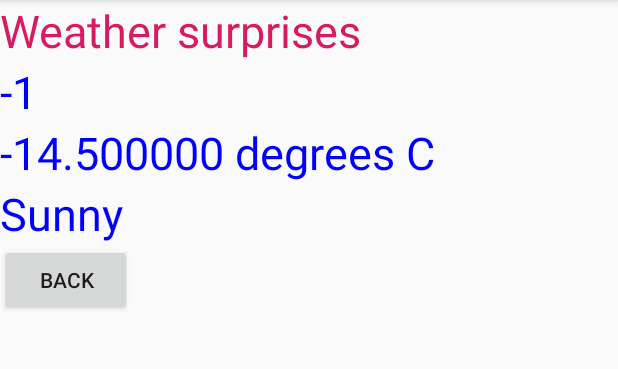
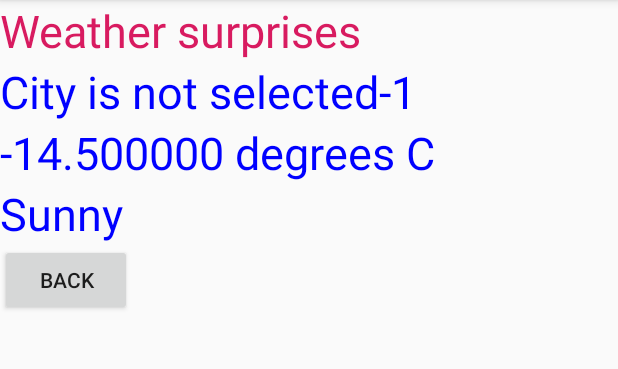
Before and after one commit to siporqueno/android1, an Android app: the screen it shows after launch (SecondActivity), after a tap on "GET WEATHER", on a phone screen of 412 x 824 dp, the part 84-453 px from its top. Run offline under Robolectric (Android 15) with nearby library versions, the light colour scheme and no system bars.

Commit message:
Added correct expressions for switch positions like R.id.a

```diff
--- a/app/src/main/java/com/example/lessonone/screens/MainActivity.java
+++ b/app/src/main/java/com/example/lessonone/screens/MainActivity.java
@@ -9,7 +9,8 @@ import android.widget.CheckBox;
 import android.widget.RadioGroup;
 
 import com.example.lessonone.R;
-import com.example.lessonone.utils.ViewUtilities;
+
+// import android.widget.TextView;
 
 public class MainActivity extends AppCompatActivity {
 
@@ -17,7 +18,7 @@ public class MainActivity extends AppCompatActivity {
     protected void onCreate(Bundle savedInstanceState) {
         super.onCreate(savedInstanceState);
         setContentView(R.layout.activity_main);
-        ViewUtilities.makeToast(getApplicationContext(), "onCreate");
+        // ViewUtilities.makeToast(getApplicationContext(), "onCreate");
         Button buttonGetWeather = findViewById(R.id.button_get_weather);
         final RadioGroup radioGroupCity = findViewById(R.id.radio_group_city);
         final CheckBox checkboxPressure = findViewById(R.id.checkbox_pressure);
@@ -37,11 +38,11 @@ public class MainActivity extends AppCompatActivity {
             }
         });
 
-        // service.setText(""+radioGroupCity.getCheckedRadioButtonId());
+        // service.setText(""+R.id.a+"\n"+R.id.b+"\n"+R.id.c);
 
     }
 
-    @Override
+    /* @Override
     protected void onStart() {
         super.onStart();
         ViewUtilities.makeToast(getApplicationContext(), "onStart");
@@ -75,5 +76,5 @@ public class MainActivity extends AppCompatActivity {
     protected void onRestart() {
         super.onRestart();
         ViewUtilities.makeToast(getApplicationContext(), "onRestart");
-    }
+    } */
 }
--- a/app/src/main/java/com/example/lessonone/screens/SecondActivity.java
+++ b/app/src/main/java/com/example/lessonone/screens/SecondActivity.java
@@ -8,18 +8,16 @@ import android.widget.Button;
 import android.widget.TextView;
 
 import com.example.lessonone.R;
-import com.example.lessonone.utils.ViewUtilities;
 
 public class SecondActivity extends AppCompatActivity {
 
     double temperature;
-    int city;
 
     @Override
     protected void onCreate(Bundle savedInstanceState) {
         super.onCreate(savedInstanceState);
         setContentView(R.layout.activity_second);
-        ViewUtilities.makeToast(getApplicationContext(), "SECOND onCreate");
+        // ViewUtilities.makeToast(getApplicationContext(), "SECOND onCreate");
         Intent intent = getIntent();
         int city = intent.getIntExtra("city",-1);
         boolean pressure = intent.getBooleanExtra("pressure", false);
@@ -29,14 +27,16 @@ public class SecondActivity extends AppCompatActivity {
         TextView place = findViewById(R.id.place);
 
         // city = city - 3*(int) (city/3);
-        /* switch (city) {
+
+        switch (city) {
             case -1: place.setText("City is not selected"+city); break;
-            case 0: place.setText(R.string.spb+city); break;
-            case 1: place.setText(R.string.kaz+city); break;
-            case 2: place.setText(R.string.mos+city); break;
+            case R.id.a: place.setText(R.string.kaz); break;
+            case R.id.b: place.setText(R.string.mos); break;
+            case R.id.c: place.setText(R.string.spb); break;
             default: place.setText("Something went wrong "+city);
-        } */
-        place.setText(""+city);
+        }
+
+        // place.setText(""+city+"\n"+R.id.a+"\n"+R.id.b+"\n"+R.id.c);
 
         TextView T = findViewById(R.id.T);
         temperature = -14.5;
@@ -69,7 +69,7 @@ public class SecondActivity extends AppCompatActivity {
 
     }
 
-    @Override
+    /* @Override
     protected void onStart() {
         super.onStart();
         ViewUtilities.makeToast(getApplicationContext(), "SECOND onStart");
@@ -103,5 +103,5 @@ public class SecondActivity extends AppCompatActivity {
     protected void onRestart() {
         super.onRestart();
         ViewUtilities.makeToast(getApplicationContext(), "SECOND onRestart");
-    }
+    } */
 }
```
